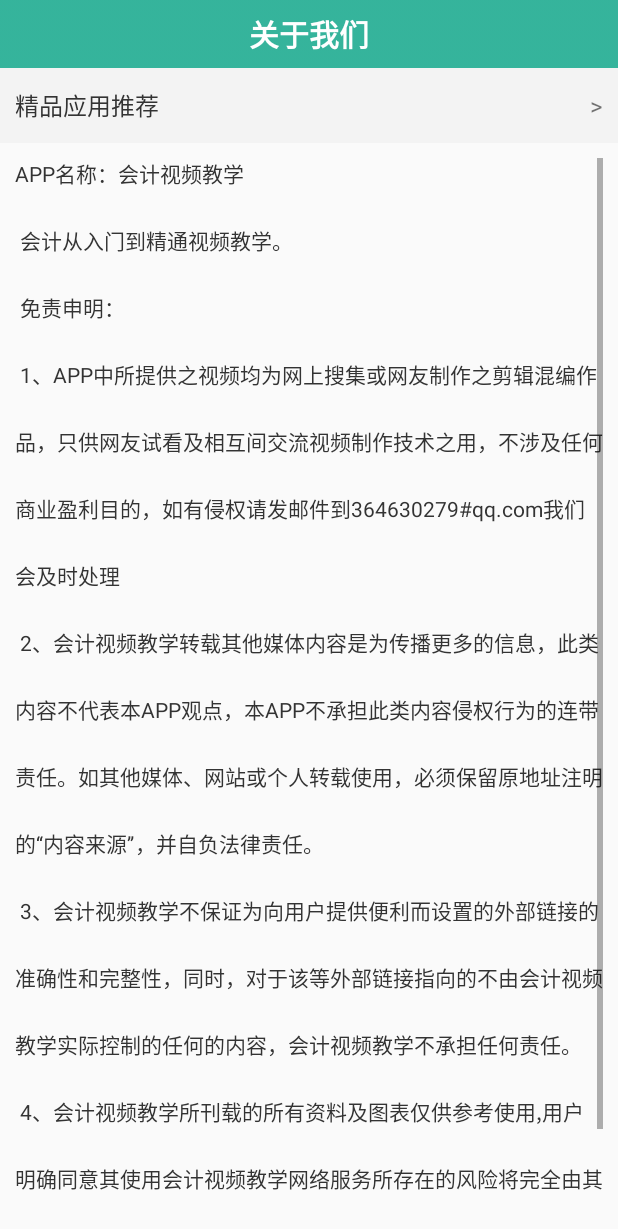
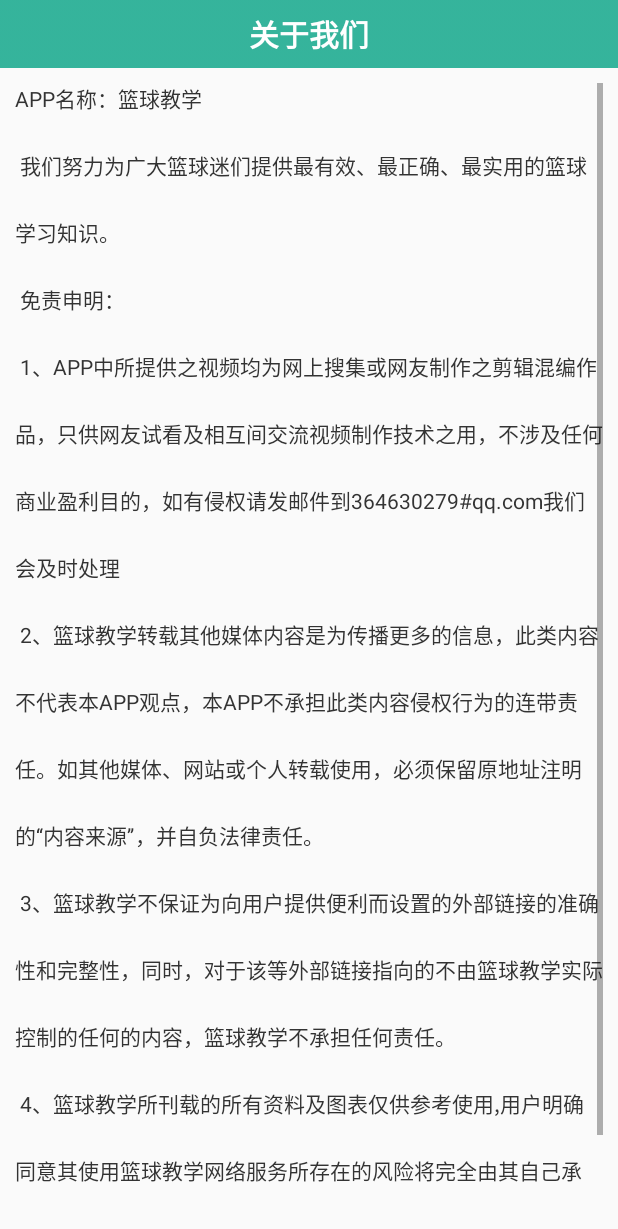
Before and after one commit to panxp/accountant, an Android app: the AboutusActivity screen opened directly, with no data from a screen before it, on a phone screen of 412 x 824 dp. Shown: the top 1229 px of the screen. Run offline under Robolectric (Android 15) with nearby library versions, the phone set to English and light mode, and no system bars; libraries missing offline, so code that uses them is left out: com.qq.e, com.readystatesoftware.systembartint, com.umeng.analytics; 6 statements that could not run were skipped.

Commit message:
working on v1.0

```diff
--- a/app/build.gradle
+++ b/app/build.gradle
@@ -8,8 +8,8 @@ android {
         applicationId "com.video.accountant"
         minSdkVersion 16
         targetSdkVersion 23
-        versionCode 1
-        versionName "1.0"
+        versionCode 2
+        versionName "1.0.1"
     }
     buildTypes {
         release {
--- a/app/src/main/AndroidManifest.xml
+++ b/app/src/main/AndroidManifest.xml
@@ -1,6 +1,9 @@
 <?xml version="1.0" encoding="utf-8"?>
 <manifest xmlns:android="http://schemas.android.com/apk/res/android"
-    package="com.video.accountant">
+    package="com.video.accountant"
+    android:versionCode="2"
+    android:versionName="1.0.1"
+    >
 
     <uses-permission android:name="android.permission.INTERNET" />
     <uses-permission android:name="android.permission.ACCESS_NETWORK_STATE" />
--- a/app/src/main/java/com/video/accountant/CategoryActivity.java
+++ b/app/src/main/java/com/video/accountant/CategoryActivity.java
@@ -55,9 +55,11 @@ public class CategoryActivity extends AppCompatActivity {
                 new String[]{"title", "img"},
                 new int[]{R.id.title, R.id.img}
         );
+        bannerContainer = (ViewGroup) findViewById(R.id.bannerContainer);
         listView.setAdapter(adapter);
         initBanner();
-        showAD();
+        this.bv.loadAD();
+        //showAD();
         listView.setOnItemClickListener(new AdapterView.OnItemClickListener() {
             @Override
             public void onItemClick(AdapterView<?> parent, View view, int position, long id) {
--- a/app/src/main/java/com/video/accountant/ListActivity.java
+++ b/app/src/main/java/com/video/accountant/ListActivity.java
@@ -156,7 +156,7 @@ public class ListActivity extends AppCompatActivity implements Callback<ArrayLis
         loading.setVisibility(View.GONE);
         listView.setAdapter(adapter);
 
-        showAD();
+        //showAD();
         listView.setOnItemClickListener(new AdapterView.OnItemClickListener() {
             @Override
             public void onItemClick(AdapterView<?> parent, View view, int position, long id) {
--- a/app/src/main/res/layout/activity_aboutus.xml
+++ b/app/src/main/res/layout/activity_aboutus.xml
@@ -4,37 +4,7 @@
     android:layout_height="match_parent"
     android:orientation="vertical">
     <include layout="@layout/top"></include>
-    <LinearLayout
-        android:layout_width="match_parent"
-        android:layout_height="50dp"
-        android:background="#f3f3f3"
-        android:orientation="horizontal"
-        android:clickable="true"
-        android:onClick="myClickMethod"
-        android:id="@+id/recommend_app"
-        >
 
-        <TextView
-            android:layout_width="wrap_content"
-            android:layout_height="50dp"
-            android:layout_marginLeft="10dp"
-
-            android:gravity="center_vertical"
-            android:text="精品应用推荐"
-            android:textColor="#333333"
-
-            android:textSize="16dp" />
-
-        <TextView
-            android:layout_width="fill_parent"
-            android:layout_height="50dp"
-            android:layout_marginRight="10dp"
-            android:gravity="right"
-            android:text=">"
-            android:textSize="16dp"
-
-            />
-    </LinearLayout>
     <TextView
         android:id="@+id/aboutus"
         android:layout_width="match_parent"
@@ -45,19 +15,23 @@
         android:lineSpacingExtra="3dp"
         android:lineSpacingMultiplier="2"
         android:scrollbars="vertical"
-        android:text="APP名称：会计视频教学\n
-会计从入门到精通视频教学。\n
+        android:text="APP名称：篮球教学\n
+我们努力为广大篮球迷们提供最有效、最正确、最实用的篮球学习知识。\n
 免责申明：\n
 1、APP中所提供之视频均为网上搜集或网友制作之剪辑混编作品，只供网友试看及相互间交流视频制作技术之用，不涉及任何商业盈利目的，如有侵权请发邮件到364630279#qq.com我们会及时处理\n
-2、会计视频教学转载其他媒体内容是为传播更多的信息，此类内容不代表本APP观点，本APP不承担此类内容侵权行为的连带责任。如其他媒体、网站或个人转载使用，必须保留原地址注明的“内容来源”，并自负法律责任。\n
-3、会计视频教学不保证为向用户提供便利而设置的外部链接的准确性和完整性，同时，对于该等外部链接指向的不由会计视频教学实际控制的任何的内容，会计视频教学不承担任何责任。\n
-4、会计视频教学所刊载的所有资料及图表仅供参考使用,用户明确同意其使用会计视频教学网络服务所存在的风险将完全由其自己承担,本APP对用户不承担任何责任。\n
+2、篮球教学转载其他媒体内容是为传播更多的信息，此类内容不代表本APP观点，本APP不承担此类内容侵权行为的连带责任。如其他媒体、网站或个人转载使用，必须保留原地址注明的“内容来源”，并自负法律责任。\n
+3、篮球教学不保证为向用户提供便利而设置的外部链接的准确性和完整性，同时，对于该等外部链接指向的不由篮球教学实际控制的任何的内容，篮球教学不承担任何责任。\n
+4、篮球教学所刊载的所有资料及图表仅供参考使用,用户明确同意其使用篮球教学网络服务所存在的风险将完全由其自己承担,本APP对用户不承担任何责任。\n
 "
         android:textColor="#333333"
         android:textSize="14sp"
         android:textStyle="normal"
 
         />
-
+    <FrameLayout
+        android:id="@+id/bannerContainer"
+        android:layout_width="match_parent"
+        android:layout_height="wrap_content"
+        android:layout_alignParentTop="true"></FrameLayout>
 
 </LinearLayout>
```
Also changed, not shown: app/src/main/java/com/video/accountant/AboutusActivity.java (+32 -2 lines), app/src/main/java/com/video/accountant/MainActivity.java (+10 -2 lines), app/src/main/res/layout/activity_list.xml (+6 -6 lines), app/src/main/res/layout/activity_main.xml (+8 -11 lines).
